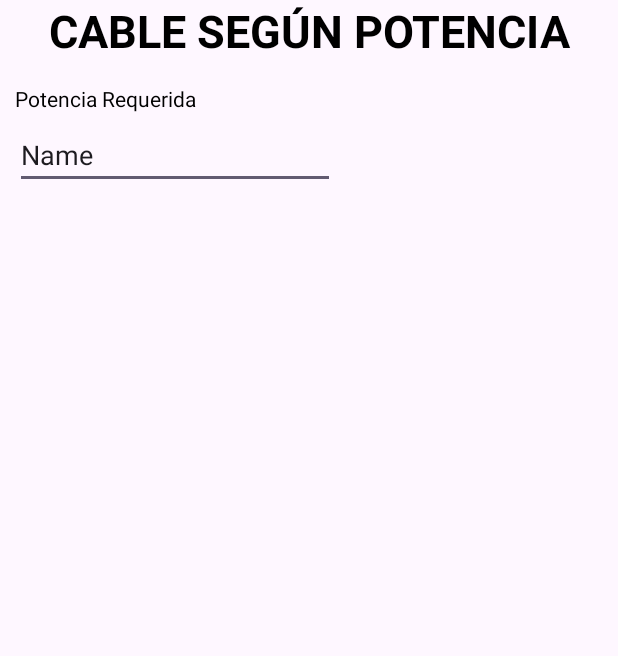
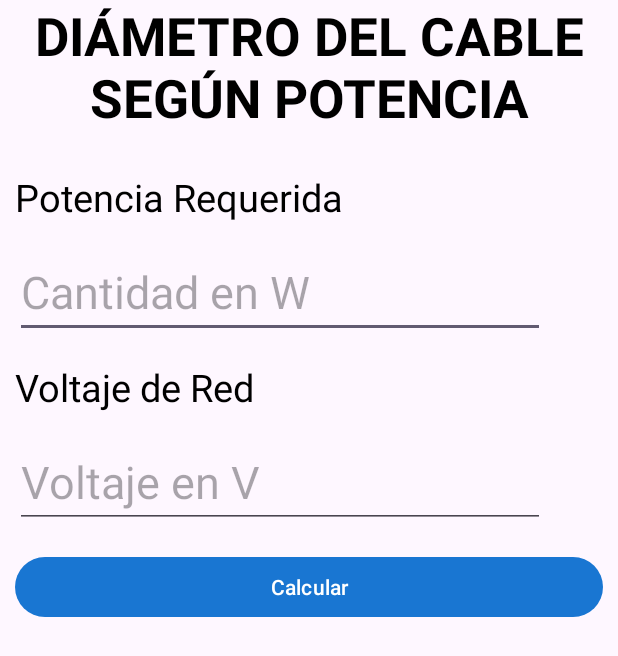
Before and after one commit to JosechoMT-07/Powerpro-App, an Android app: the CalcularPotenActivity screen opened directly, with no data from a screen before it, on a phone screen of 412 x 824 dp. Shown: the top 656 px of the screen. Run offline under Robolectric (Android 15) with nearby library versions, the phone set to English and light mode, and no system bars; Roboto replaces fonts that are not available here.

Commit message:
He terminado el primer formulario, el cual puedo mejorar más, pero me urge terminar ya

```diff
--- a/app/src/main/java/net/josesernamacia/powerpro/CalcularPotenActivity.kt
+++ b/app/src/main/java/net/josesernamacia/powerpro/CalcularPotenActivity.kt
@@ -2,10 +2,37 @@ package net.josesernamacia.powerpro
 
 import androidx.appcompat.app.AppCompatActivity
 import android.os.Bundle
+import android.widget.Button
+import android.widget.EditText
+import android.widget.TextView
 
 class CalcularPotenActivity : AppCompatActivity() {
     override fun onCreate(savedInstanceState: Bundle?) {
         super.onCreate(savedInstanceState)
         setContentView(R.layout.activity_calcular_poten)
+
+        val edtPotencia: EditText = findViewById(R.id.edtPotencia)
+        val edtVoltaje: EditText = findViewById(R.id.edtVoltaje)
+        val btCalcularSeccion: Button = findViewById(R.id.btCalcularSeccion)
+        val textViewResultado: TextView = findViewById(R.id.textView2)
+
+        btCalcularSeccion.setOnClickListener {
+            val potenciaStr = edtPotencia.text.toString()
+            val voltajeStr = edtVoltaje.text.toString()
+
+            if (potenciaStr.isNotEmpty() && voltajeStr.isNotEmpty()) {
+                val potencia = potenciaStr.toDouble()
+                val voltaje = voltajeStr.toDouble()
+                val caidaVoltajePermitida = 0.03 * voltaje // Suponiendo una caída del 3%
+                val corriente = potencia / voltaje
+                val longitudMaxima = potencia / (corriente * caidaVoltajePermitida)
+
+                textViewResultado.text = "Longitud máxima del cable: ${String.format("%.2f", longitudMaxima)} metros"
+            } else {
+                textViewResultado.text = "Por favor, ingresa la potencia y el voltaje requeridos."
+            }
+        }
+
+
     }
 }
--- a/app/src/main/res/layout/activity_calcular_poten.xml
+++ b/app/src/main/res/layout/activity_calcular_poten.xml
@@ -10,38 +10,93 @@
         android:id="@+id/tvTituloDiamPotenc"
         android:layout_width="match_parent"
         android:layout_height="wrap_content"
-        android:text="CABLE SEGÚN POTENCIA"
+        android:text="@string/cable_seg_n_potencia"
         android:textAlignment="center"
         android:textColor="@color/black"
-        android:textSize="30sp"
+        android:textSize="35sp"
         android:textStyle="bold"
         app:layout_constraintEnd_toEndOf="parent"
         app:layout_constraintStart_toStartOf="parent"
         app:layout_constraintTop_toTopOf="parent" />
-
-    <EditText
-        android:id="@+id/editTextText"
-        android:layout_width="wrap_content"
-        android:layout_height="wrap_content"
-        android:layout_marginStart="10dp"
-        android:layout_marginTop="5dp"
-        android:ems="10"
-        android:inputType="text"
-        android:text="Name"
-        app:layout_constraintStart_toStartOf="parent"
-        app:layout_constraintTop_toBottomOf="@+id/textView3" />
 
     <TextView
         android:id="@+id/textView3"
         android:layout_width="wrap_content"
         android:layout_height="wrap_content"
         android:layout_marginStart="10dp"
-        android:layout_marginTop="15dp"
+        android:layout_marginTop="25dp"
         android:text="@string/potencia_requerida"
         android:textColor="@color/black"
+        android:textSize="25sp"
         app:layout_constraintStart_toStartOf="parent"
         app:layout_constraintTop_toBottomOf="@+id/tvTituloDiamPotenc"
         tools:ignore="HardcodedText" />
 
+    <EditText
+        android:id="@+id/edtPotencia"
+        android:layout_width="wrap_content"
+        android:layout_height="wrap_content"
+        android:layout_marginStart="10dp"
+        android:layout_marginTop="15dp"
+        android:ems="10"
+        android:hint="@string/cantidad_en_w"
+        android:inputType="numberSigned"
+        android:textColor="@color/black"
+        android:textSize="30sp"
+        app:layout_constraintStart_toStartOf="parent"
+        app:layout_constraintTop_toBottomOf="@+id/textView3" />
+
+    <TextView
+        android:id="@+id/textView"
+        android:layout_width="wrap_content"
+        android:layout_height="wrap_content"
+        android:layout_marginStart="10dp"
+        android:layout_marginTop="15dp"
+        android:text="@string/voltaje_de_red"
+        android:textSize="25sp"
+        android:textColor="@color/black"
+        app:layout_constraintStart_toStartOf="parent"
+        app:layout_constraintTop_toBottomOf="@+id/edtPotencia" />
+
+    <EditText
+        android:id="@+id/edtVoltaje"
+        android:layout_width="wrap_content"
+        android:layout_height="wrap_content"
+        android:layout_marginStart="10dp"
+        android:layout_marginTop="15dp"
+        android:ems="10"
+        android:hint="@string/voltaje_en_v"
+        android:inputType="numberSigned"
+        android:textColor="@color/black"
+        android:textSize="30sp"
+        app:layout_constraintStart_toStartOf="parent"
+        app:layout_constraintTop_toBottomOf="@+id/textView" />
+
+    <Button
+        android:id="@+id/btCalcularSeccion"
+        android:layout_width="0dp"
+        android:layout_height="wrap_content"
+        android:layout_marginStart="10dp"
+        android:layout_marginTop="15dp"
+        android:layout_marginEnd="10dp"
+        android:text="@string/calcular"
+        app:layout_constraintEnd_toEndOf="parent"
+        app:layout_constraintHorizontal_bias="1.0"
+        app:layout_constraintStart_toStartOf="parent"
+        app:layout_constraintTop_toBottomOf="@+id/edtVoltaje" />
+
+    <TextView
+        android:id="@+id/textView2"
+        android:layout_width="0dp"
+        android:layout_height="wrap_content"
+        android:layout_marginStart="10dp"
+        android:layout_marginTop="25dp"
+        android:layout_marginEnd="10dp"
+        android:textColor="@color/black"
+        android:textSize="20sp"
+        app:layout_constraintEnd_toEndOf="parent"
+        app:layout_constraintStart_toStartOf="parent"
+        app:layout_constraintTop_toBottomOf="@+id/btCalcularSeccion" />
+
 
 </androidx.constraintlayout.widget.ConstraintLayout>
--- a/app/src/main/res/values/strings.xml
+++ b/app/src/main/res/values/strings.xml
@@ -13,5 +13,10 @@
     <string name="detalles">DETALLES</string>
     <string name="noticias">NOTICIAS</string>
     <string name="potencia_requerida">Potencia Requerida</string>
+    <string name="cantidad_en_w">Cantidad en W</string>
+    <string name="cable_seg_n_potencia">DIÁMETRO DEL CABLE SEGÚN POTENCIA</string>
+    <string name="calcular">Calcular</string>
+    <string name="voltaje_de_red">Voltaje de Red</string>
+    <string name="voltaje_en_v">Voltaje en V</string>
 
 </resources>
```
